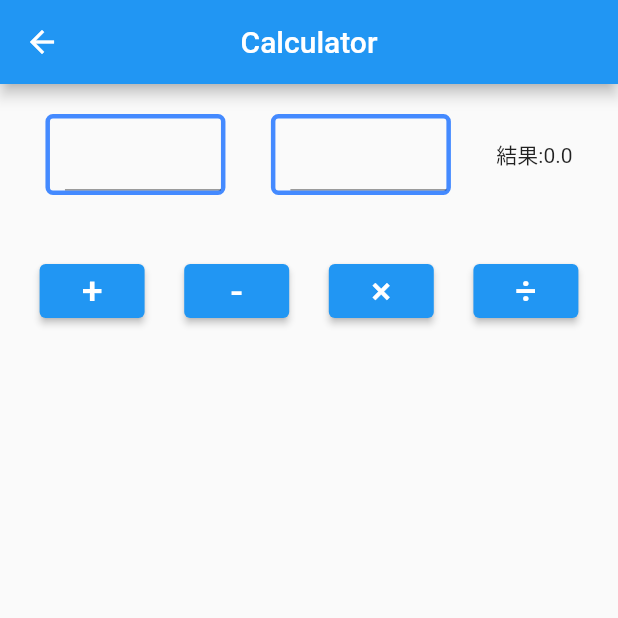
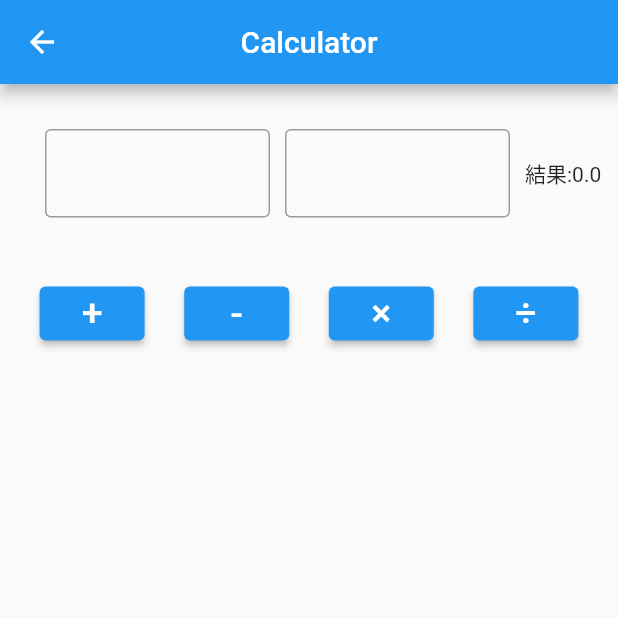
Before and after one commit to Kouyou-Ishibashi/task, a Flutter app: the Task2 screen opened directly, on a phone screen of 412 x 824 dp, the top half of it. Run offline on Flutter 3.47's test engine with Material 2 defaults, Android fonts, the phone set to English and light mode, and no system bars.

Commit message:
修正　コミット

```diff
--- a/lib/task_2.dart
+++ b/lib/task_2.dart
@@ -24,7 +24,7 @@ class _Task2 extends State<Task2> {
   final controller1 = TextEditingController();
   final controller2 = TextEditingController();
 
-  // 計算式
+  // 計算式(割り算の時、どちらかが0だった場合は0.0を入れる)
   void calculation(String calculation) {
     setState(() {
       if (calculation == '+') {
@@ -34,7 +34,11 @@ class _Task2 extends State<Task2> {
       } else if (calculation == '×') {
         _result = (_number1 * _number2);
       } else {
-        _result = (_number1 / _number2);
+        if (_number1 == 0.0 || _number2 == 0.0) {
+          _result = 0.0;
+        } else {
+          _result = (_number1 / _number2);
+        }
       }
     });
   }
@@ -49,21 +53,17 @@ class _Task2 extends State<Task2> {
       body: Center(
         child: Column(children: [
           const SizedBox(
-            height: 20,
+            height: 30,
           ),
           Row(
-            mainAxisAlignment: MainAxisAlignment.spaceEvenly,
+            // mainAxisAlignment: MainAxisAlignment.center,
             children: [
               Container(
-                padding: const EdgeInsets.only(left: 10),
+                margin: const EdgeInsets.only(left: 30),
                 decoration: BoxDecoration(
                   borderRadius: BorderRadius.circular(5),
-                  border: Border.all(
-                    color: Colors.blueAccent,
-                    width: 3,
-                  ),
                 ),
-                width: 120,
+                width: 150,
                 child: TextField(
                   controller: controller1,
                   keyboardType: TextInputType.number,
@@ -71,30 +71,41 @@ class _Task2 extends State<Task2> {
                     FilteringTextInputFormatter.digitsOnly
                   ],
                   onChanged: (text) {
-                    _number1 = double.parse(text);
+                    if (text != '') {
+                      _number1 = double.parse(text);
+                    } else {
+                      _number2 = 0.0;
+                    }
                   },
+                  decoration:
+                      const InputDecoration(border: OutlineInputBorder()),
                 ),
               ),
               Container(
-                padding: const EdgeInsets.only(left: 10),
+                margin: const EdgeInsets.only(left: 10),
                 decoration: BoxDecoration(
                   borderRadius: BorderRadius.circular(5),
-                  border: Border.all(
-                    color: Colors.blueAccent,
-                    width: 3,
-                  ),
                 ),
-                width: 120,
+                width: 150,
                 child: TextField(
                   onChanged: (text) {
-                    _number2 = double.parse(text);
+                    if (text != '') {
+                      _number2 = double.parse(text);
+                    } else {
+                      _number2 = 0.0;
+                    }
                   },
                   controller: controller2,
                   keyboardType: TextInputType.number,
                   inputFormatters: <TextInputFormatter>[
                     FilteringTextInputFormatter.digitsOnly
                   ],
+                  decoration:
+                      const InputDecoration(border: OutlineInputBorder()),
                 ),
+              ),
+              const SizedBox(
+                width: 10,
               ),
               Text('結果:${_result.toStringAsFixed(1).toString()}'),
             ],
```
